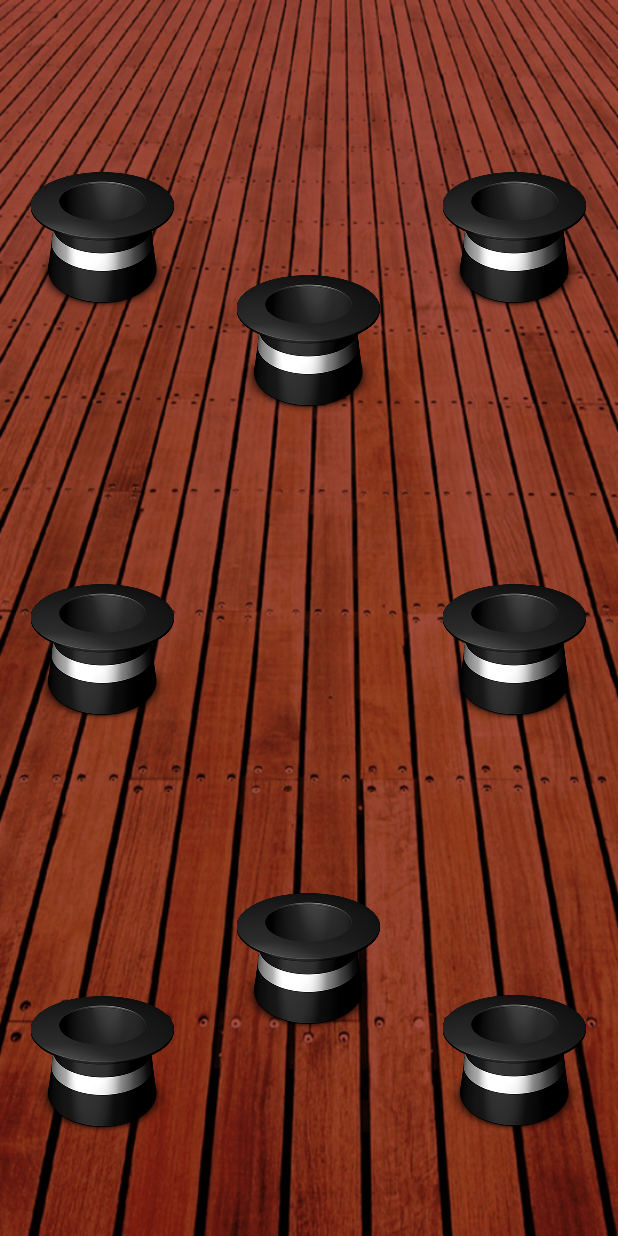
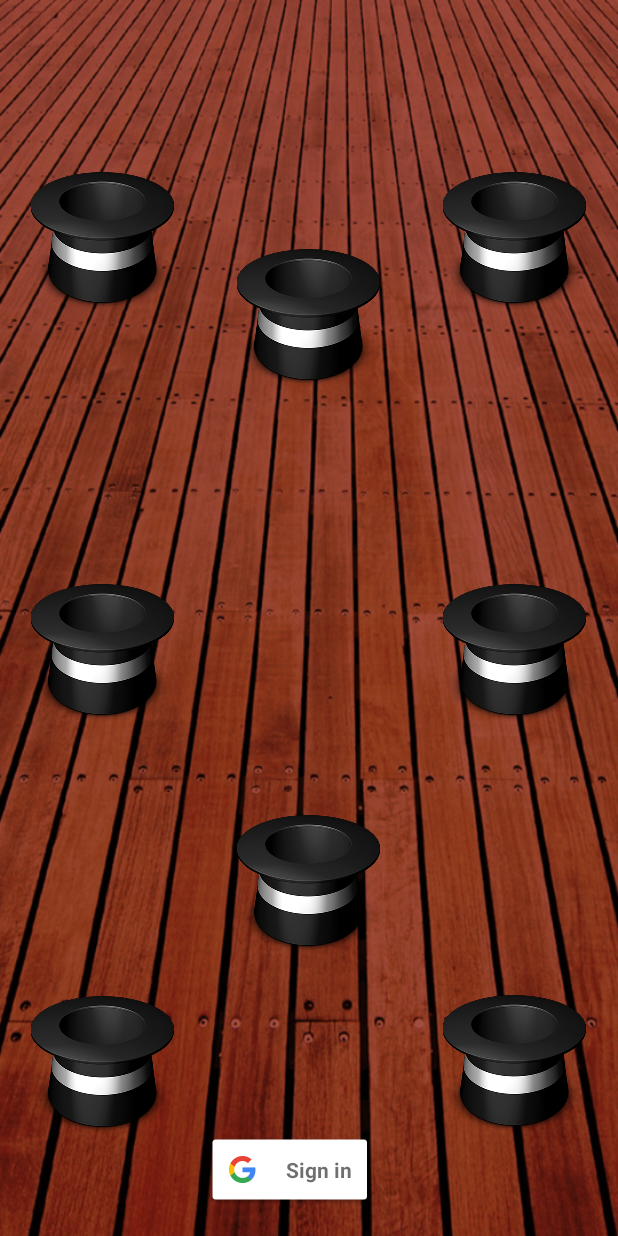
Before and after one commit to hyperether/howlucky-android, an Android app: the screen it shows after launch (HowLuckyActivity), on a phone screen of 412 x 824 dp. Run offline under Robolectric (Android 15) with nearby library versions, the light colour scheme and no system bars.

Commit message:
Google sign in button added

```diff
--- a/app/build.gradle
+++ b/app/build.gradle
@@ -35,4 +35,9 @@
     implementation 'com.google.firebase:firebase-analytics:21.2.0'
     implementation 'androidx.core:core-ktx:1.9.0'
     implementation "org.jetbrains.kotlin:kotlin-stdlib:$kotlin_version"
+
+    // Google sign in
+    implementation(platform("com.google.firebase:firebase-bom:32.2.0"))
+    implementation("com.google.firebase:firebase-auth")
+    implementation("com.google.android.gms:play-services-auth:20.6.0")
 }
--- a/app/src/main/java/com/hyperether/howlucky/HowLuckyActivity.kt
+++ b/app/src/main/java/com/hyperether/howlucky/HowLuckyActivity.kt
@@ -1,12 +1,21 @@
 package com.hyperether.howlucky
 
+import android.content.Intent
 import android.media.AudioManager
 import android.media.SoundPool
 import android.os.Bundle
+import android.util.Log
 import android.view.Menu
 import android.view.View
 import android.widget.ImageButton
 import androidx.fragment.app.FragmentActivity
+import com.google.android.gms.auth.api.signin.GoogleSignIn
+import com.google.android.gms.auth.api.signin.GoogleSignInAccount
+import com.google.android.gms.auth.api.signin.GoogleSignInClient
+import com.google.android.gms.auth.api.signin.GoogleSignInOptions
+import com.google.android.gms.common.SignInButton
+import com.google.android.gms.common.api.ApiException
+import com.google.android.gms.tasks.Task
 import com.hyperether.util.MessageDialogFragment
 import com.hyperether.util.ResultDialogFragment
 import java.text.DateFormat
@@ -31,6 +40,13 @@
     private var mButton8: ImageButton? = null
     var mClickCounter = 0
     var avgLuck = 0f
+
+    val REQUEST_CODE_SIGN_IN = 9001 // Request code for Google Sign-In
+    private lateinit var googleSignInClient: GoogleSignInClient
+    val gso = GoogleSignInOptions.Builder(GoogleSignInOptions.DEFAULT_SIGN_IN)
+        .requestIdToken("871148509842-dba2idm4u5rj10mvgm67u4nhiuhhg4ln.apps.googleusercontent.com") // From google-services.json
+        .requestEmail()
+        .build()
 
     // Sound effects
     private var effectPool: SoundPool? = null
@@ -74,6 +90,34 @@
 
         // Initialize buttons
         initButtons()
+
+        googleSignInClient = GoogleSignIn.getClient(this, gso)
+        val signInButton = findViewById<SignInButton>(R.id.sign_in_button)
+        signInButton.setOnClickListener {
+            signIn()
+        }
+    }
+
+    private fun signIn() {
+        val signInIntent = googleSignInClient.signInIntent
+        startActivityForResult(signInIntent, REQUEST_CODE_SIGN_IN)
+    }
+
+    override fun onActivityResult(requestCode: Int, resultCode: Int, data: Intent?) {
+        super.onActivityResult(requestCode, resultCode, data)
+        if (requestCode == REQUEST_CODE_SIGN_IN) {
+            val task: Task<GoogleSignInAccount> = GoogleSignIn.getSignedInAccountFromIntent(data)
+            handleSignInResult(task)
+        }
+    }
+
+    private fun handleSignInResult(completedTask: Task<GoogleSignInAccount>) {
+        try {
+            val account = completedTask.getResult(ApiException::class.java)
+            account.email?.let { Log.d("GOOGLE SIGN IN success, email: ", it) }
+        } catch (e: ApiException) {
+            e.status.statusCode.toString()?.let { Log.d("GOOGLE SIGN IN error: ", it) }
+        }
     }
 
     override fun onCreateOptionsMenu(menu: Menu): Boolean {
--- a/app/src/main/res/layout/activity_how_lucky.xml
+++ b/app/src/main/res/layout/activity_how_lucky.xml
@@ -103,6 +103,12 @@
                 android:contentDescription="@string/hat_img_desc"
                 android:src="@drawable/button_hat" />
         </RelativeLayout>
+
+        <com.google.android.gms.common.SignInButton
+            android:id="@+id/sign_in_button"
+            android:layout_width="wrap_content"
+            android:layout_height="wrap_content"
+            android:layout_marginBottom="20dp" />
     </LinearLayout>
 
     <LinearLayout
```
Also changed, not shown: 1 other file.
